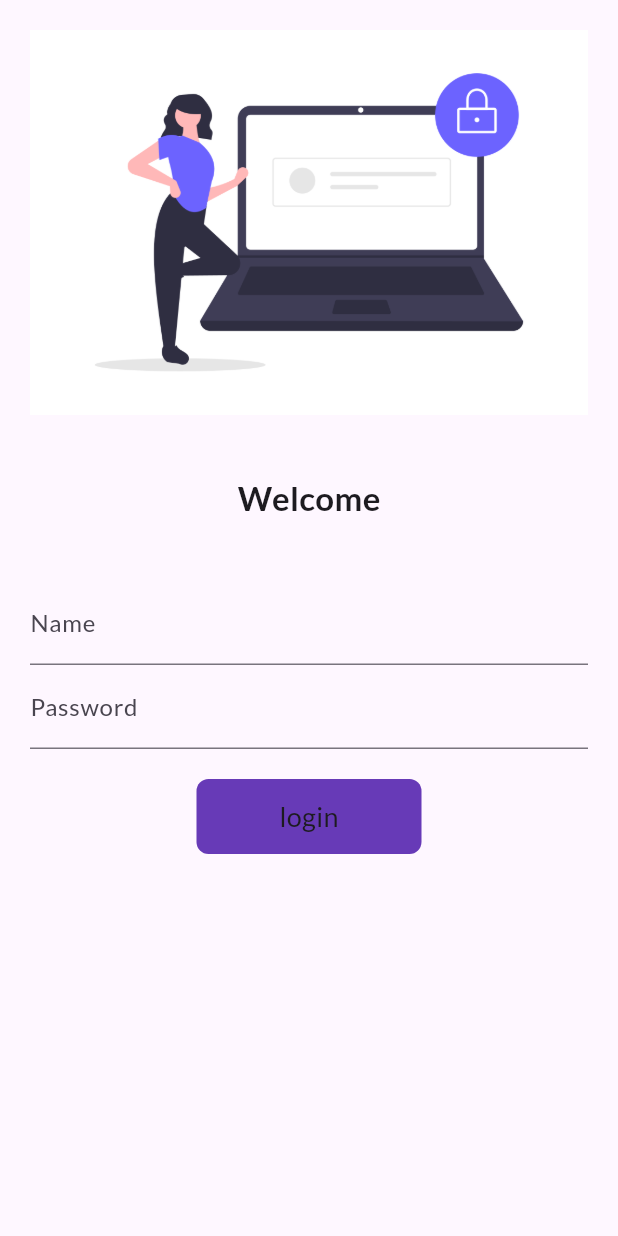
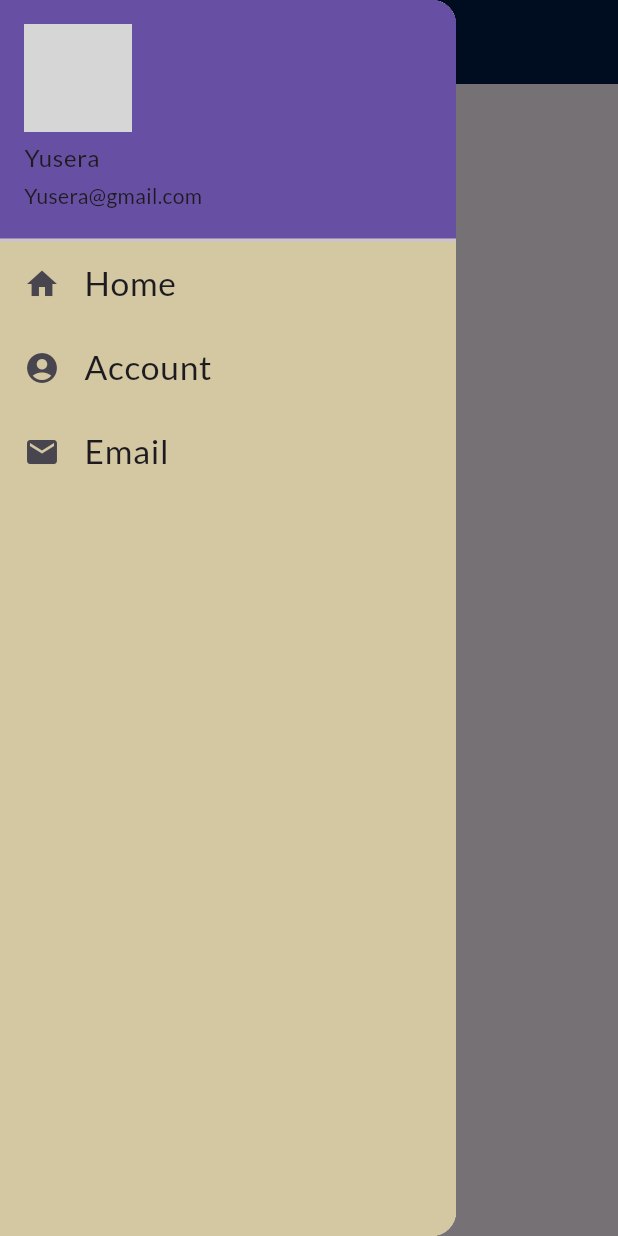
Before and after one commit to yusera-ansari-at-git/Catalog, a Flutter app: the screen it shows after launch, with the side drawer open (before the commit the screen has no drawer), on a phone screen of 412 x 824 dp. Run offline on Flutter 3.47's test engine with Material 3 defaults, Android fonts, the phone set to English and light mode, and no system bars; our stand-ins replace google_fonts; network calls fail; grey boxes are pictures that could not be loaded.

Commit message:
updated theme

```diff
--- a/lib/main.dart
+++ b/lib/main.dart
@@ -1,35 +1,35 @@
 import 'package:catalog_app/pages/home_page.dart';
 import 'package:catalog_app/pages/login_page.dart';
+import 'package:catalog_app/widgets/themes.dart';
 import 'package:flutter/material.dart';
 import 'package:google_fonts/google_fonts.dart';
 import 'package:catalog_app/utils/app_routes.dart';
-void main(){
+
+void main() {
   // WidgetsFlutterBinding.ensureInitialized()
   runApp(const App());
 }
 
-class App extends StatelessWidget{
-const App({super.key});
+class App extends StatelessWidget {
+  const App({super.key});
   @override
-  Widget build(BuildContext context){
+  Widget build(BuildContext context) {
     return MaterialApp(
+      // home: LoginPage(),
+      initialRoute: AppRoutes.Home,
+      // debugShowCheckedModeBanner: false,
+      routes: {
+        "/": (context) => const LoginPage(),
+        AppRoutes.Home: (context) => const HomePage(),
+        AppRoutes.Login: (context) => const LoginPage()
+      },
 
-      // home: LoginPage(),
-      initialRoute: "/",
-      // debugShowCheckedModeBanner: false,
-      routes:  {
-        "/":(context)=>const LoginPage(),
-      AppRoutes.Home:(context)=>const HomePage(),
-        AppRoutes.Login:(context)=>const LoginPage()
+      theme: AppThemeData.lightTheme(context),
 
-      },
-      theme: ThemeData(primaryTextTheme: GoogleFonts.latoTextTheme(),
-      primaryColor: Colors.blueAccent,
-      fontFamily: GoogleFonts.lato().fontFamily),
-    //  home:  Scaffold(
-    //   appBar: AppBar(),
-    //   body: Text("hello"),
-    //   ),
+      //  home:  Scaffold(
+      //   appBar: AppBar(),
+      //   body: Text("hello"),
+      //   ),
     );
   }
 }
--- a/lib/pages/home_page.dart
+++ b/lib/pages/home_page.dart
@@ -1,11 +1,16 @@
+import 'package:catalog_app/widgets/drawer.dart';
 import 'package:flutter/material.dart';
 
-class HomePage extends StatelessWidget{
+class HomePage extends StatelessWidget {
   const HomePage({super.key});
   @override
   Widget build(BuildContext context) {
     return Scaffold(
+      appBar: AppBar(
+        title: Text("Home"),
+      ),
       body: Text("Home"),
+      drawer: const AppDrawer(),
     );
   }
 }
--- a/lib/pages/login_page.dart
+++ b/lib/pages/login_page.dart
@@ -26,11 +26,11 @@ class _LoginPageState extends State<LoginPage> {
       //     const SnackBar(content: Text('Processing Data')),
       //   );
 
-      // Navigator.pushNamed(context, AppRoutes.Home).then((res){
-      //   setState(() {
-      //     buttonChanged=false;
-      //   });
-      // });
+      Navigator.pushNamed(context, AppRoutes.Home).then((res) {
+        setState(() {
+          buttonChanged = false;
+        });
+      });
     }
     ;
   }
--- /dev/null
+++ b/lib/widgets/drawer.dart
@@ -0,0 +1,56 @@
+import 'package:flutter/material.dart';
+
+class AppDrawer extends StatelessWidget {
+  const AppDrawer({super.key});
+  final imageUrl =
+      "https://img.freepik.com/premium-vector/cervical-retainer-icon-cartoon-illustration-cervical-retainer-vector-icon-web_96318-30233.jpg?w=1380";
+
+  @override
+  Widget build(BuildContext context) {
+    return Drawer(
+      child: Container(
+        color: const Color.fromARGB(255, 212, 200, 162),
+        child: ListView(
+          padding: EdgeInsets.all(0),
+          children: [
+            DrawerHeader(
+              margin: EdgeInsets.all(0),
+              padding: EdgeInsets.all(0),
+              child: UserAccountsDrawerHeader(
+                margin: EdgeInsets.all(0),
+                accountName: Text("Yusera"),
+                accountEmail: Text("Yusera@gmail.com"),
+                currentAccountPicture: CircleAvatar(
+                  backgroundImage: NetworkImage(
+                    imageUrl,
+                  ),
+                ),
+              ),
+            ),
+            ListTile(
+              leading: Icon(Icons.home),
+              title: Text(
+                "Home",
+                textScaler: TextScaler.linear(1.4),
+              ),
+            ),
+            ListTile(
+              leading: Icon(Icons.account_circle),
+              title: Text(
+                "Account",
+                textScaler: TextScaler.linear(1.4),
+              ),
+            ),
+            ListTile(
+              leading: Icon(Icons.email),
+              title: Text(
+                "Email",
+                textScaler: TextScaler.linear(1.4),
+              ),
+            )
+          ],
+        ),
+      ),
+    );
+  }
+}
--- /dev/null
+++ b/lib/widgets/themes.dart
@@ -0,0 +1,25 @@
+import 'package:flutter/material.dart';
+import 'package:google_fonts/google_fonts.dart';
+
+class AppThemeData {
+  // static ThemeData get themeData{
+  //   return ThemeData();
+  // }
+  //   static ThemeData get themeDataGetter =>
+  //    ThemeData();
+
+  static ThemeData lightTheme(BuildContext context) {
+    return ThemeData(
+        drawerTheme: DrawerThemeData(),
+        appBarTheme: AppBarTheme(
+          iconTheme: IconThemeData(color: Colors.amber),
+          centerTitle: true,
+          backgroundColor: const Color.fromARGB(255, 1, 26, 68),
+          foregroundColor: Colors.amber,
+          actionsIconTheme: IconThemeData(color: Colors.amberAccent),
+        ),
+        primaryTextTheme: GoogleFonts.latoTextTheme(),
+        primaryColor: const Color.fromARGB(255, 1, 26, 68),
+        fontFamily: GoogleFonts.lato().fontFamily);
+  }
+}
```
